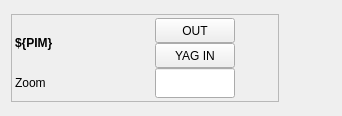
Above: widgets/yag.ui from pcdshub/ecs-pydm-ui before the change. Below: the same form after it.
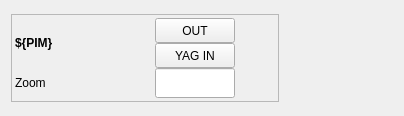
That is the form after the change. Custom widgets are drawn as their Qt base class.

What changed in the file:
```diff
--- a/widgets/yag.ui
+++ b/widgets/yag.ui
@@ -6,7 +6,7 @@
    <rect>
     <x>0</x>
     <y>0</y>
-    <width>342</width>
+    <width>404</width>
     <height>116</height>
    </rect>
   </property>
```
